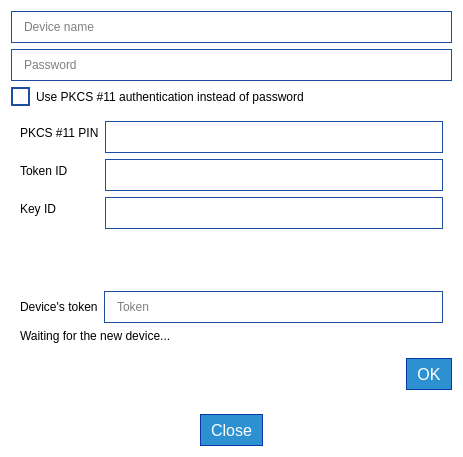
The window that parsec/core/gui/forms/register_device_dialog.ui (Scille/parsec-cloud) describes before a commit, drawn with Qt 5.
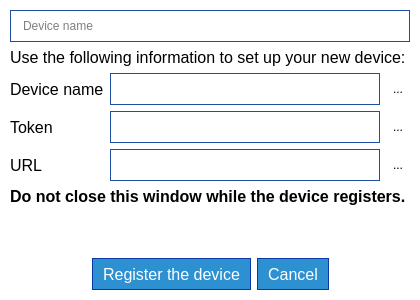
The same window after the commit. Icons and pictures are not drawn.

Commit message: [GUI] Added devices list and new device creation

Diff of the .ui file:
```diff
--- a/parsec/core/gui/forms/register_device_dialog.ui
+++ b/parsec/core/gui/forms/register_device_dialog.ui
@@ -9,10 +9,22 @@
    <rect>
     <x>0</x>
     <y>0</y>
-    <width>463</width>
-    <height>457</height>
+    <width>420</width>
+    <height>300</height>
    </rect>
   </property>
+  <property name="minimumSize">
+   <size>
+    <width>420</width>
+    <height>300</height>
+   </size>
+  </property>
+  <property name="maximumSize">
+   <size>
+    <width>420</width>
+    <height>300</height>
+   </size>
+  </property>
   <property name="windowTitle">
    <string>Register new device</string>
   </property>
@@ -92,217 +104,228 @@
    <bool>true</bool>
   </property>
   <layout class="QVBoxLayout" name="verticalLayout_2">
+   <property name="leftMargin">
+    <number>10</number>
+   </property>
+   <property name="topMargin">
+    <number>10</number>
+   </property>
+   <property name="rightMargin">
+    <number>10</number>
+   </property>
+   <property name="bottomMargin">
+    <number>10</number>
+   </property>
    <item>
-    <layout class="QVBoxLayout" name="verticalLayout">
-     <item>
-      <layout class="QHBoxLayout" name="horizontalLayout_2">
-       <item>
-        <widget class="QLineEdit" name="device_name">
-         <property name="minimumSize">
-          <size>
-           <width>0</width>
-           <height>32</height>
-          </size>
-         </property>
-         <property name="placeholderText">
-          <string>Device name</string>
-         </property>
-        </widget>
-       </item>
-      </layout>
-     </item>
-     <item>
-      <layout class="QHBoxLayout" name="horizontalLayout">
-       <item>
-        <widget class="QLineEdit" name="password">
-         <property name="minimumSize">
-          <size>
-           <width>0</width>
-           <height>32</height>
-          </size>
-         </property>
-         <property name="echoMode">
-          <enum>QLineEdit::Password</enum>
-         </property>
-         <property name="placeholderText">
-          <string>Password</string>
-         </property>
-        </widget>
-       </item>
-      </layout>
-     </item>
-     <item>
-      <widget class="QCheckBox" name="check_box_use_pkcs11">
-       <property name="text">
-        <string>Use PKCS #11 authentication instead of password</string>
-       </property>
-      </widget>
-     </item>
-     <item>
-      <widget class="QWidget" name="widget_pkcs11" native="true">
-       <layout class="QFormLayout" name="formLayout">
-        <item row="0" column="0">
-         <widget class="QLabel" name="label_2">
-          <property name="text">
-           <string>PKCS #11 PIN</string>
-          </property>
-         </widget>
-        </item>
-        <item row="1" column="0">
-         <widget class="QLabel" name="label_3">
-          <property name="text">
-           <string>Token ID</string>
-          </property>
-         </widget>
-        </item>
+    <widget class="QLineEdit" name="line_edit_device_name">
+     <property name="minimumSize">
+      <size>
+       <width>0</width>
+       <height>32</height>
+      </size>
+     </property>
+     <property name="placeholderText">
+      <string>Device name</string>
+     </property>
+    </widget>
+   </item>
+   <item>
+    <widget class="QWidget" name="widget_registration" native="true">
+     <layout class="QVBoxLayout" name="verticalLayout">
+      <property name="leftMargin">
+       <number>0</number>
+      </property>
+      <property name="topMargin">
+       <number>0</number>
+      </property>
+      <property name="rightMargin">
+       <number>0</number>
+      </property>
+      <property name="bottomMargin">
+       <number>0</number>
+      </property>
+      <item>
+       <widget class="QLabel" name="label_instructions">
+        <property name="font">
+         <font>
+          <pointsize>12</pointsize>
+         </font>
+        </property>
+        <property name="text">
+         <string>Use the following information to set up your new device:</string>
+        </property>
+        <property name="scaledContents">
+         <bool>false</bool>
+        </property>
+        <property name="alignment">
+         <set>Qt::AlignLeading|Qt::AlignLeft|Qt::AlignVCenter</set>
+        </property>
+        <property name="wordWrap">
+         <bool>true</bool>
+        </property>
+        <property name="textInteractionFlags">
+         <set>Qt::TextSelectableByKeyboard|Qt::TextSelectableByMouse</set>
+        </property>
+       </widget>
+      </item>
+      <item>
+       <layout class="QGridLayout" name="gridLayout">
         <item row="2" column="0">
-         <widget class="QLabel" name="label_4">
-          <property name="text">
-           <string>Key ID</string>
+         <widget class="QLabel" name="label_3">
+          <property name="font">
+           <font>
+            <pointsize>12</pointsize>
+           </font>
           </property>
-         </widget>
-        </item>
-        <item row="1" column="1">
-         <widget class="QComboBox" name="combo_pkcs11_token">
-          <property name="minimumSize">
-           <size>
-            <width>0</width>
-            <height>32</height>
-           </size>
+          <property name="text">
+           <string>URL</string>
           </property>
          </widget>
         </item>
         <item row="2" column="1">
-         <widget class="QComboBox" name="combo_pkcs11_key">
+         <widget class="QLineEdit" name="line_edit_url">
           <property name="minimumSize">
            <size>
             <width>0</width>
             <height>32</height>
            </size>
+          </property>
+          <property name="readOnly">
+           <bool>true</bool>
+          </property>
+         </widget>
+        </item>
+        <item row="0" column="0">
+         <widget class="QLabel" name="label_4">
+          <property name="font">
+           <font>
+            <pointsize>12</pointsize>
+           </font>
+          </property>
+          <property name="text">
+           <string>Device name</string>
+          </property>
+         </widget>
+        </item>
+        <item row="1" column="0">
+         <widget class="QLabel" name="label_2">
+          <property name="font">
+           <font>
+            <pointsize>12</pointsize>
+           </font>
+          </property>
+          <property name="text">
+           <string>Token</string>
           </property>
          </widget>
         </item>
         <item row="0" column="1">
-         <widget class="QLineEdit" name="line_edit_pkcs11_pin">
+         <widget class="QLineEdit" name="line_edit_device">
           <property name="minimumSize">
            <size>
             <width>0</width>
             <height>32</height>
            </size>
           </property>
+          <property name="readOnly">
+           <bool>true</bool>
+          </property>
          </widget>
         </item>
-       </layout>
-      </widget>
-     </item>
-     <item>
-      <widget class="QWidget" name="outcome_panel" native="true">
-       <layout class="QHBoxLayout" name="outcome_panel_layout">
-        <item>
-         <widget class="QLabel" name="outcome_status">
+        <item row="1" column="1">
+         <widget class="QLineEdit" name="line_edit_token">
+          <property name="minimumSize">
+           <size>
+            <width>0</width>
+            <height>32</height>
+           </size>
+          </property>
+          <property name="readOnly">
+           <bool>true</bool>
+          </property>
+         </widget>
+        </item>
+        <item row="0" column="2">
+         <widget class="QToolButton" name="button_copy_device">
           <property name="text">
-           <string/>
+           <string>...</string>
           </property>
-          <property name="wordWrap">
+          <property name="icon">
+           <iconset resource="../rc/resources.qrc">
+            <normaloff>:/icons/images/icons/add-plus-button.png</normaloff>:/icons/images/icons/add-plus-button.png</iconset>
+          </property>
+          <property name="iconSize">
+           <size>
+            <width>24</width>
+            <height>24</height>
+           </size>
+          </property>
+          <property name="autoRaise">
            <bool>true</bool>
           </property>
          </widget>
         </item>
-       </layout>
-      </widget>
-     </item>
-     <item>
-      <widget class="QWidget" name="config_waiter_panel" native="true">
-       <layout class="QVBoxLayout" name="config_waiter_panel_layout">
-        <item>
-         <layout class="QHBoxLayout" name="horizontalLayout_4">
-          <item>
-           <widget class="QLabel" name="label">
-            <property name="text">
-             <string>Device's token</string>
-            </property>
-           </widget>
-          </item>
-          <item>
-           <widget class="QLineEdit" name="device_token">
-            <property name="minimumSize">
-             <size>
-              <width>0</width>
-              <height>32</height>
-             </size>
-            </property>
-            <property name="readOnly">
-             <bool>true</bool>
-            </property>
-            <property name="placeholderText">
-             <string>Token</string>
-            </property>
-           </widget>
-          </item>
-         </layout>
+        <item row="1" column="2">
+         <widget class="QToolButton" name="button_copy_token">
+          <property name="text">
+           <string>...</string>
+          </property>
+          <property name="icon">
+           <iconset resource="../rc/resources.qrc">
+            <normaloff>:/icons/images/icons/add-plus-button.png</normaloff>:/icons/images/icons/add-plus-button.png</iconset>
+          </property>
+          <property name="iconSize">
+           <size>
+            <width>24</width>
+            <height>24</height>
+           </size>
+          </property>
+          <property name="autoRaise">
+           <bool>true</bool>
+          </property>
+         </widget>
         </item>
-        <item>
-         <widget class="QLabel" name="config_waiter_label">
+        <item row="2" column="2">
+         <widget class="QToolButton" name="button_copy_url">
           <property name="text">
-           <string>Waiting for the new device...</string>
+           <string>...</string>
           </property>
-          <property name="wordWrap">
+          <property name="icon">
+           <iconset resource="../rc/resources.qrc">
+            <normaloff>:/icons/images/icons/add-plus-button.png</normaloff>:/icons/images/icons/add-plus-button.png</iconset>
+          </property>
+          <property name="iconSize">
+           <size>
+            <width>24</width>
+            <height>24</height>
+           </size>
+          </property>
+          <property name="autoRaise">
            <bool>true</bool>
           </property>
          </widget>
         </item>
        </layout>
-      </widget>
-     </item>
-    </layout>
-   </item>
-   <item>
-    <layout class="QHBoxLayout" name="horizontalLayout_3">
-     <item>
-      <spacer name="horizontalSpacer">
-       <property name="orientation">
-        <enum>Qt::Horizontal</enum>
-       </property>
-       <property name="sizeHint" stdset="0">
-        <size>
-         <width>40</width>
-         <height>20</height>
-        </size>
-       </property>
-      </spacer>
-     </item>
-     <item>
-      <widget class="QPushButton" name="button_register_device">
-       <property name="minimumSize">
-        <size>
-         <width>0</width>
-         <height>32</height>
-        </size>
-       </property>
-       <property name="font">
-        <font>
-         <pointsize>12</pointsize>
-        </font>
-       </property>
-       <property name="layoutDirection">
-        <enum>Qt::RightToLeft</enum>
-       </property>
-       <property name="text">
-        <string>OK</string>
-       </property>
-       <property name="icon">
-        <iconset resource="../rc/resources.qrc">
-         <normaloff>:/icons/images/icons/checked_white.png</normaloff>:/icons/images/icons/checked_white.png</iconset>
-       </property>
-       <property name="iconSize">
-        <size>
-         <width>24</width>
-         <height>24</height>
-        </size>
-       </property>
-      </widget>
-     </item>
-    </layout>
+      </item>
+      <item>
+       <widget class="QLabel" name="label">
+        <property name="font">
+         <font>
+          <pointsize>12</pointsize>
+          <weight>75</weight>
+          <bold>true</bold>
+         </font>
+        </property>
+        <property name="text">
+         <string>Do not close this window while the device registers.</string>
+        </property>
+        <property name="wordWrap">
+         <bool>true</bool>
+        </property>
+       </widget>
+      </item>
+     </layout>
+    </widget>
    </item>
    <item>
     <spacer name="verticalSpacer">
@@ -318,7 +341,56 @@
     </spacer>
    </item>
    <item>
-    <layout class="QHBoxLayout" name="horizontalLayout_5">
+    <layout class="QHBoxLayout" name="horizontalLayout">
+     <item>
+      <spacer name="horizontalSpacer">
+       <property name="orientation">
+        <enum>Qt::Horizontal</enum>
+       </property>
+       <property name="sizeHint" stdset="0">
+        <size>
+         <width>40</width>
+         <height>20</height>
+        </size>
+       </property>
+      </spacer>
+     </item>
+     <item>
+      <widget class="QPushButton" name="button_register">
+       <property name="minimumSize">
+        <size>
+         <width>0</width>
+         <height>32</height>
+        </size>
+       </property>
+       <property name="font">
+        <font>
+         <pointsize>12</pointsize>
+        </font>
+       </property>
+       <property name="text">
+        <string>Register the device</string>
+       </property>
+      </widget>
+     </item>
+     <item>
+      <widget class="QPushButton" name="button_cancel">
+       <property name="minimumSize">
+        <size>
+         <width>0</width>
+         <height>32</height>
+        </size>
+       </property>
+       <property name="font">
+        <font>
+         <pointsize>12</pointsize>
+        </font>
+       </property>
+       <property name="text">
+        <string>Cancel</string>
+       </property>
+      </widget>
+     </item>
      <item>
       <spacer name="horizontalSpacer_2">
        <property name="orientation">
@@ -332,44 +404,6 @@
        </property>
       </spacer>
      </item>
-     <item>
-      <widget class="QPushButton" name="button_close">
-       <property name="minimumSize">
-        <size>
-         <width>0</width>
-         <height>32</height>
-        </size>
-       </property>
-       <property name="font">
-        <font>
-         <pointsize>12</pointsize>
-        </font>
-       </property>
-       <property name="layoutDirection">
-        <enum>Qt::RightToLeft</enum>
-       </property>
-       <property name="text">
-        <string>Close</string>
-       </property>
-       <property name="icon">
-        <iconset resource="../rc/resources.qrc">
-         <normaloff>:/icons/images/icons/white_cross.png</normaloff>:/icons/images/icons/white_cross.png</iconset>
-       </property>
-      </widget>
-     </item>
-     <item>
-      <spacer name="horizontalSpacer_3">
-       <property name="orientation">
-        <enum>Qt::Horizontal</enum>
-       </property>
-       <property name="sizeHint" stdset="0">
-        <size>
-         <width>40</width>
-         <height>20</height>
-        </size>
-       </property>
-      </spacer>
-     </item>
     </layout>
    </item>
   </layout>
```
Left out of the diff: 51 changed lines with no effect on the pictures. The commit also changes 10 other files.
